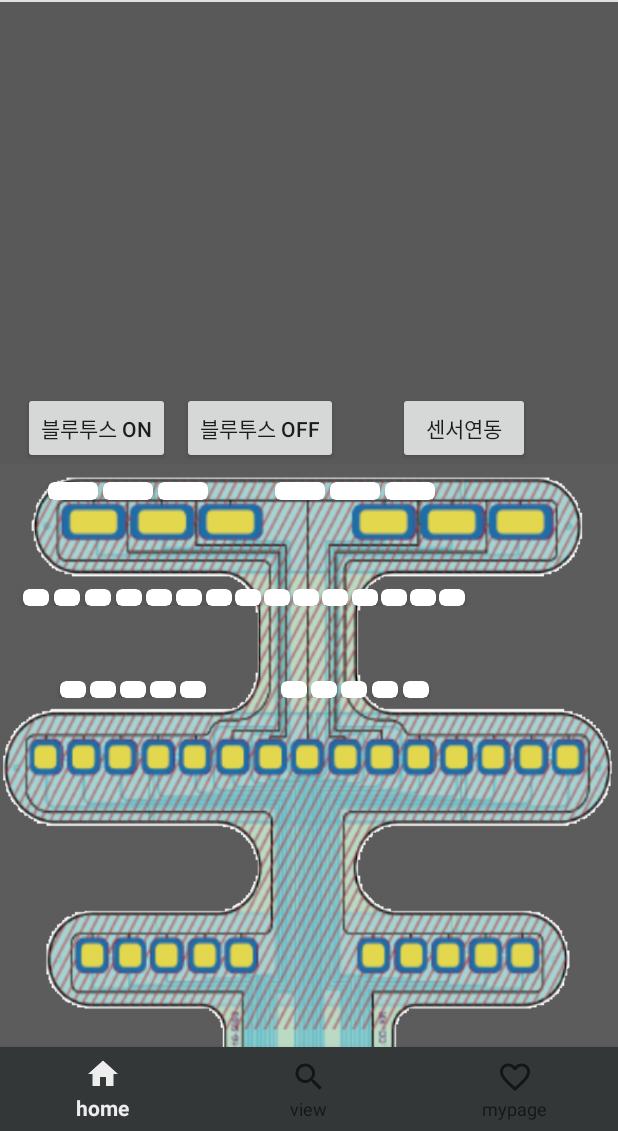
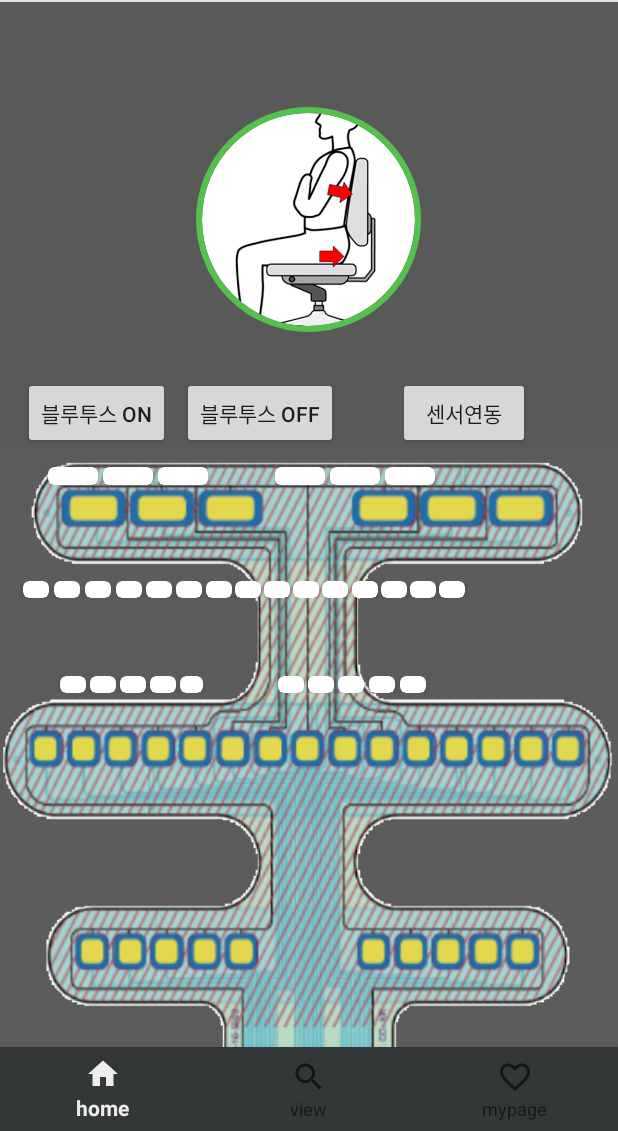
Before and after one commit to MinukLee1/Notichair, an Android app: the fragment SensorViewFragment placed in its activity, on a phone screen of 412 x 824 dp, the part 105-1236 px from its top. Run offline under Robolectric (Android 15) with nearby library versions, the phone set to English and light mode, and no system bars; our stand-ins replace CircleImageView.

Commit message:
posture react

```diff
--- a/app/build.gradle
+++ b/app/build.gradle
@@ -54,5 +54,6 @@ dependencies {
     testImplementation 'junit:junit:4.+'
     androidTestImplementation 'androidx.test.ext:junit:1.1.3'
     androidTestImplementation 'androidx.test.espresso:espresso-core:3.4.0'
+    implementation 'de.hdodenhof:circleimageview:3.1.0' //Circle ImageView
 
 }
--- a/app/src/main/res/layout/fragment_bluetooth.xml
+++ b/app/src/main/res/layout/fragment_bluetooth.xml
@@ -40,15 +40,26 @@
 
 
         <LinearLayout
-            android:layout_width="match_parent"
-            android:layout_height="wrap_content">
+            android:layout_width="150dp"
+            android:layout_height="150dp"
+            android:layout_gravity="center"
+            android:layout_marginTop="70dp"
+            android:layout_marginBottom="30dp">
+
+            <de.hdodenhof.circleimageview.CircleImageView
+                android:id="@+id/image_posture"
+                android:layout_width="150dp"
+                android:layout_height="150dp"
+                android:src="@drawable/nice_posture"
+                app:civ_border_width="4dp"
+                app:civ_border_color="#53C14B"
+                />
 
         </LinearLayout>
 
         <LinearLayout
             android:layout_width="match_parent"
-            android:layout_height="wrap_content"
-            android:layout_marginTop="260dp">
+            android:layout_height="wrap_content">
 
             <Button
                 android:id="@+id/btnBluetoothOn"
@@ -131,7 +142,7 @@
             <LinearLayout
                 android:layout_width="match_parent"
                 android:layout_height="wrap_content"
-                android:layout_marginTop="59dp">
+                android:layout_marginTop="64dp">
 
                 <androidx.cardview.widget.CardView
                     android:id="@+id/sensor5"
@@ -244,7 +255,7 @@
             <LinearLayout
                 android:layout_width="match_parent"
                 android:layout_height="wrap_content"
-                android:layout_marginTop="50dp"
+                android:layout_marginTop="52dp"
                 android:orientation="horizontal">
 
                 <androidx.cardview.widget.CardView
@@ -277,8 +288,8 @@
 
                 <androidx.cardview.widget.CardView
                     android:id="@+id/sensor4"
-                    android:layout_width="17dp"
-                    android:layout_height="11dp"
+                    android:layout_width="15dp"
+                    android:layout_height="match_parent"
                     android:layout_marginLeft="2.5dp"
                     app:cardCornerRadius="4dp"></androidx.cardview.widget.CardView>
 
--- a/app/src/main/res/values/colors.xml
+++ b/app/src/main/res/values/colors.xml
@@ -19,4 +19,8 @@
     <color name="colorGoogleSignInPressed">#b02513</color>
     <color name="colorEmailSignIn">#009688</color>
     <color name="colorEmailSignInPressed">#004D40</color>
+
+    <color name="red">#FF0000</color>
+    <color name="green">#53C14B</color>
+
 </resources>
```
Also changed, not shown: app/src/main/AndroidManifest.xml (+7 -5 lines), app/src/main/java/com/tennessee/notichair/BluetoothActivity.java (+32 -3 lines), app/src/main/res/drawable/back_posture.png (added), app/src/main/res/drawable/front_posture.png (added), app/src/main/res/drawable/left_posture.png (added), app/src/main/res/drawable/nice_posture.png (added), app/src/main/res/drawable/right_posture.png (added), app/src/main/res/drawable/sit_pose.png (added).
